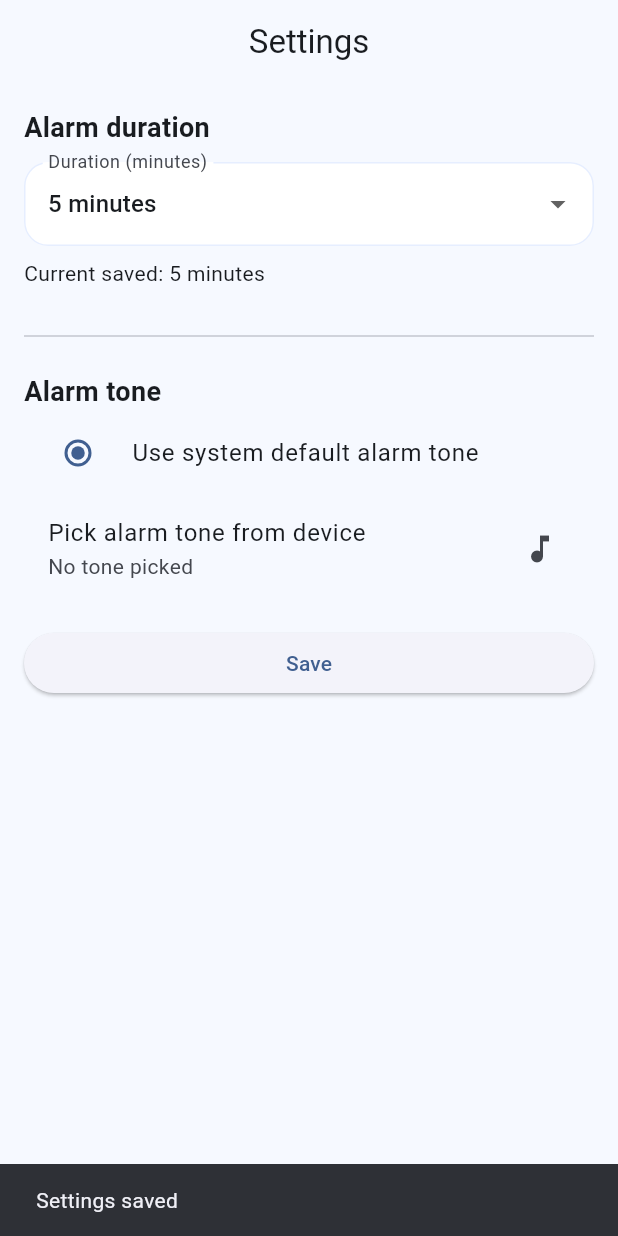
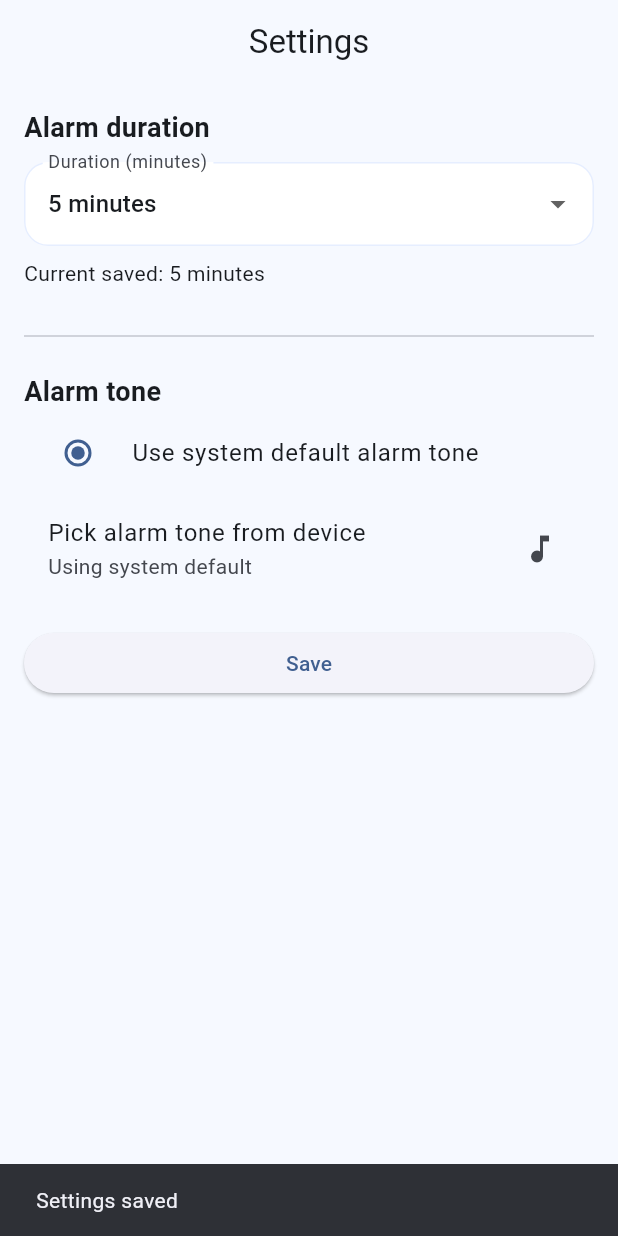
Before and after one commit to bipin24746/med_reminder, a Flutter app: the SettingsScreen screen opened by its route, after a tap on "Save", on a phone screen of 412 x 824 dp. Run offline on Flutter 3.47's test engine with Material 3 defaults, Android fonts, the phone set to English and light mode, and no system bars; our stand-ins replace flutter_local_notifications, flutter_riverpod, flutter_screenutil, go_router, shared_preferences, sqflite and 1 more; missing offline and left inert: android_alarm_manager_plus; accounts and stored records are empty.

Commit message:
alarm setting changed

```diff
--- a/lib/features/settings/settings_screen.dart
+++ b/lib/features/settings/settings_screen.dart
@@ -146,7 +146,7 @@ class _SettingsScreenState extends State<SettingsScreen> {
             onChanged: (v) {
               setState(() {
                 _soundMode = 'system';
-                _pickedUri = null; // ✅ remove picked tone if system is chosen
+                _pickedUri = null; // ✅ clear picked tone
               });
             },
             title: const Text('Use system default alarm tone'),
@@ -154,10 +154,15 @@ class _SettingsScreenState extends State<SettingsScreen> {
 
           ListTile(
             title: const Text('Pick alarm tone from device'),
-            subtitle: Text(_pickedUri ?? 'No tone picked'),
+            subtitle: Text(
+              _soundMode == 'system'
+                  ? 'Using system default'
+                  : (_pickedUri ?? 'No tone picked'),
+            ),
             trailing: const Icon(Icons.music_note),
-            onTap: _pickAlarmTone,
+            onTap: _pickAlarmTone, // keep enabled OR disable if you want
           ),
+
 
           // SwitchListTile(
           //   title: const Text('Also play app alarm sound (alarm.mp3)'),
```
